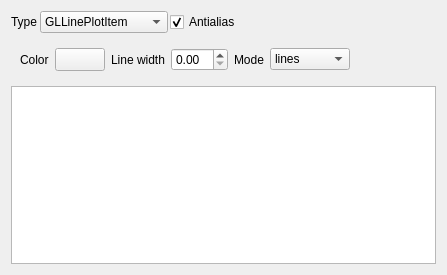
Above: timeseriesviewer/ui/plotstyle3Dwidget.ui from jakimowb/eo-time-series-viewer before the change. Below: the same form after it.
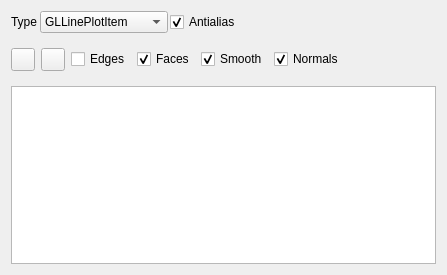
That is the form after the change. The open tabs and pages were chosen to show the change. Custom widgets are drawn as their Qt base class.

```diff
--- a/timeseriesviewer/ui/plotstyle3Dwidget.ui
+++ b/timeseriesviewer/ui/plotstyle3Dwidget.ui
@@ -242,6 +242,89 @@
        </item>
       </layout>
      </widget>
+     <widget class="QWidget" name="pageGLMeshItem">
+      <layout class="QHBoxLayout" name="horizontalLayout_2">
+       <property name="spacing">
+        <number>6</number>
+       </property>
+       <property name="leftMargin">
+        <number>0</number>
+       </property>
+       <property name="topMargin">
+        <number>0</number>
+       </property>
+       <property name="rightMargin">
+        <number>0</number>
+       </property>
+       <property name="bottomMargin">
+        <number>0</number>
+       </property>
+       <item>
+        <widget class="QgsColorButton" name="btnGLMeshItemColor">
+         <property name="colorDialogTitle">
+          <string>Select mesh color</string>
+         </property>
+        </widget>
+       </item>
+       <item>
+        <widget class="QgsColorButton" name="btnGLMeshItemEdgeColor">
+         <property name="colorDialogTitle">
+          <string>Set edge color</string>
+         </property>
+        </widget>
+       </item>
+       <item>
+        <widget class="QCheckBox" name="cbGLMeshItemDrawEdges">
+         <property name="text">
+          <string>Edges</string>
+         </property>
+        </widget>
+       </item>
+       <item>
+        <widget class="QCheckBox" name="cbGLMeshItemDrawFaces">
+         <property name="text">
+          <string>Faces</string>
+         </property>
+         <property name="checked">
+          <bool>true</bool>
+         </property>
+        </widget>
+       </item>
+       <item>
+        <widget class="QCheckBox" name="cbGLMeshItemSmooth">
+         <property name="text">
+          <string>Smooth</string>
+         </property>
+         <property name="checked">
+          <bool>true</bool>
+         </property>
+        </widget>
+       </item>
+       <item>
+        <widget class="QCheckBox" name="cbGLMeshItemNormals">
+         <property name="text">
+          <string>Normals</string>
+         </property>
+         <property name="checked">
+          <bool>true</bool>
+         </property>
+        </widget>
+       </item>
+       <item>
+        <spacer name="horizontalSpacer_4">
+         <property name="orientation">
+          <enum>Qt::Horizontal</enum>
+         </property>
+         <property name="sizeHint" stdset="0">
+          <size>
+           <width>40</width>
+           <height>20</height>
+          </size>
+         </property>
+        </spacer>
+       </item>
+      </layout>
+     </widget>
     </widget>
    </item>
    <item>
```
Left out of the diff: 7 changed lines with no effect on the pictures.
